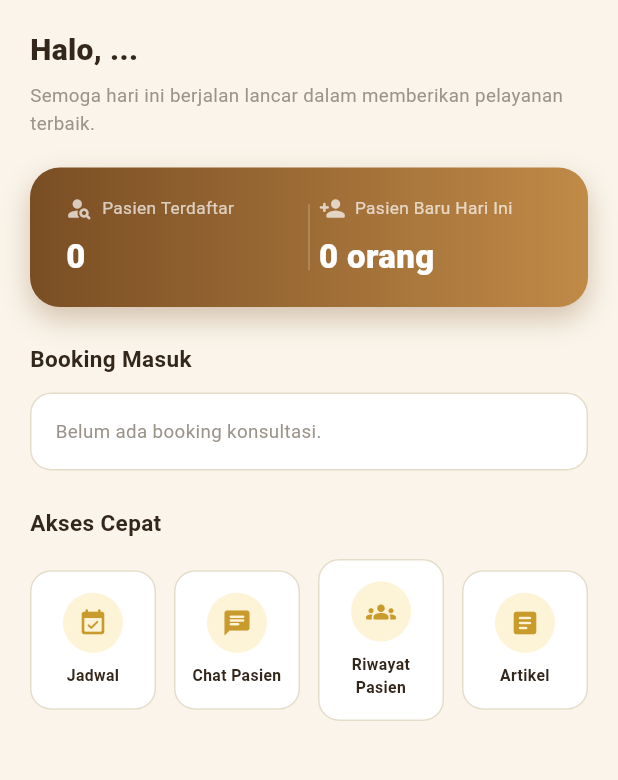
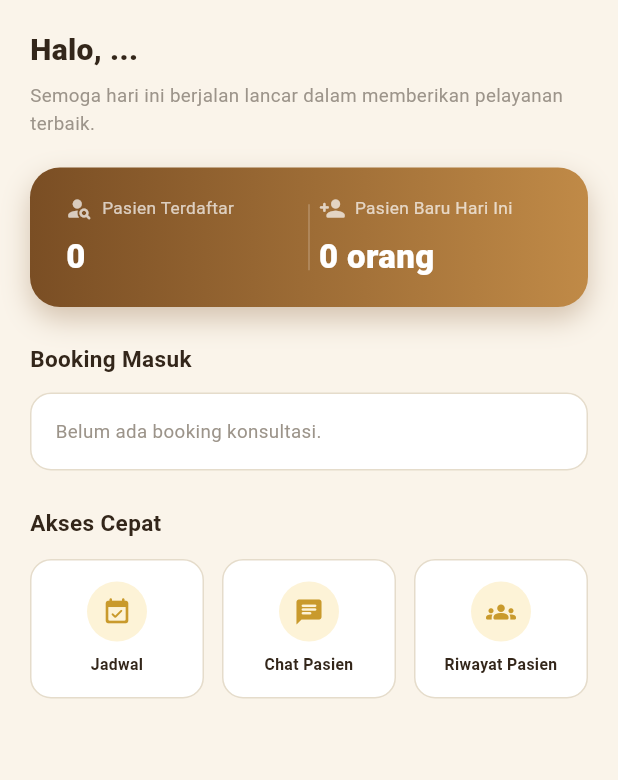
Before and after one commit to Naurahg41240292-star/MigraCare, a Flutter app: the DokterBerandaView screen opened directly, on a phone screen of 412 x 824 dp, the part 68-848 px from its top. Run offline on Flutter 3.47's test engine with Material 3 defaults, Android fonts, the phone set to English and light mode, and no system bars; our stand-ins replace audioplayers, cloud_firestore, firebase_auth, firebase_core, firebase_messaging, firebase_storage and 10 more; missing offline and left inert: tflite_flutter; accounts and stored records are empty.

Commit message:
Update dokter_beranda.dart
hapus artikel dokter

```diff
--- a/lib/screens/dokter/dokter_beranda.dart
+++ b/lib/screens/dokter/dokter_beranda.dart
@@ -401,9 +401,6 @@ class _DokterBerandaViewState extends State<DokterBerandaView> {
                       const SizedBox(width: 12),
                       _aksesCepat(Icons.groups_rounded, 'Riwayat Pasien',
                           () => widget.onPindahTab?.call(3)),
-                      const SizedBox(width: 12),
-                      _aksesCepat(Icons.article_rounded, 'Artikel',
-                          () => _snackMenyusul(context)),
                     ],
                   ),
                   const SizedBox(height: 24),
@@ -411,11 +408,6 @@ class _DokterBerandaViewState extends State<DokterBerandaView> {
               ),
             ),
     );
-  }
-
-  void _snackMenyusul(BuildContext context) {
-    ScaffoldMessenger.of(context).showSnackBar(const SnackBar(
-        content: Text('Kelola artikel menyusul (butuh koleksi Firestore)')));
   }
 
   Widget _statItem(IconData icon, String label, String nilai) {
```
